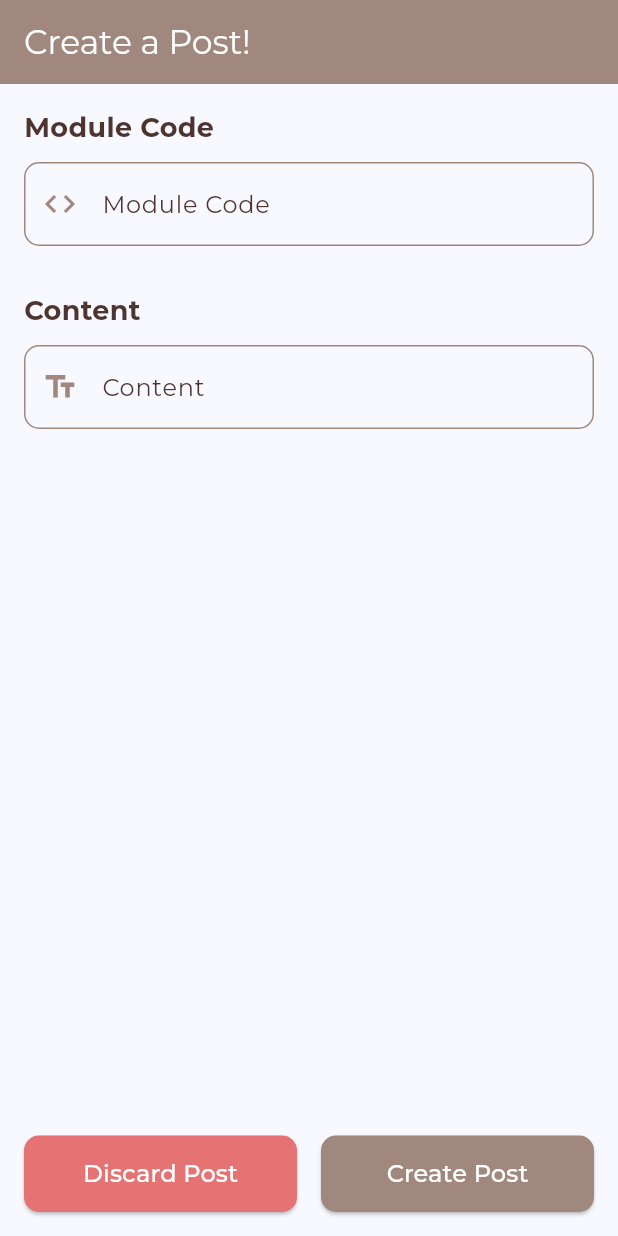
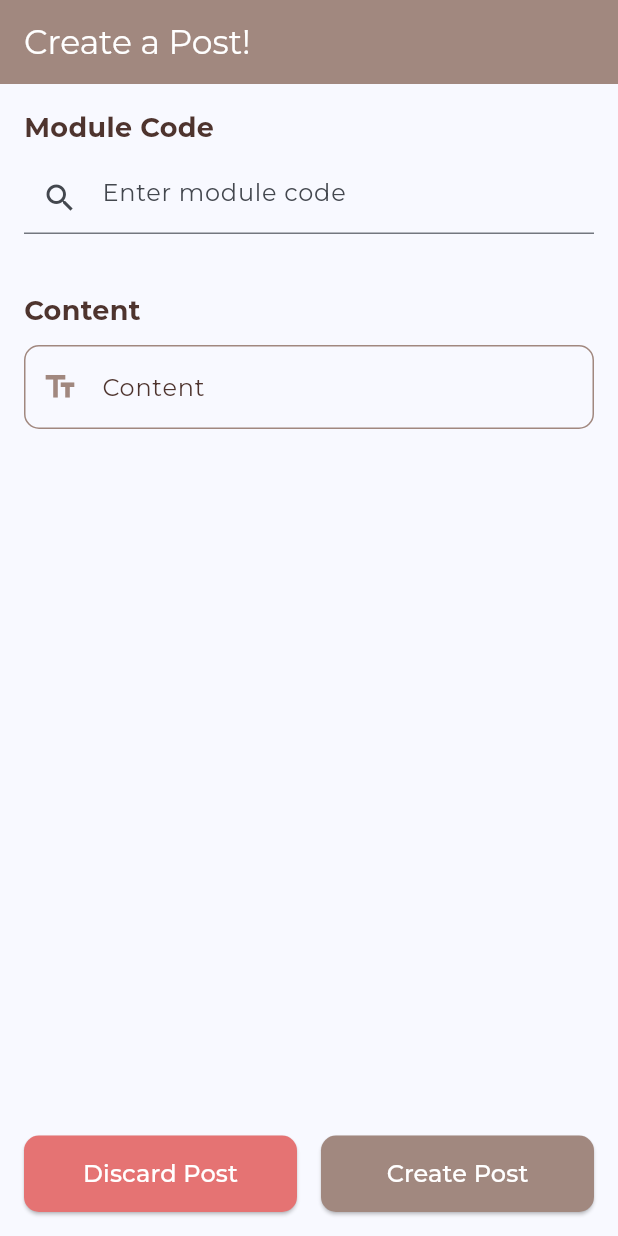
Before and after one commit to chanjunlin/brainSync, a Flutter app: the PostsPage screen opened by its route, on a phone screen of 412 x 824 dp. Run offline on Flutter 3.47's test engine with Material 3 defaults, Android fonts, the phone set to English and light mode, and no system bars; our stand-ins replace cloud_firestore, curved_navigation_bar, dash_chat_2, delightful_toast, firebase_auth, firebase_core and 7 more; missing offline and left inert: badword_guard; accounts and stored records are empty; network calls fail.

Commit message:
modified the title function in the post creation page

```diff
--- /dev/null
+++ b/lib/common_widgets/seach_bar_2.dart
@@ -0,0 +1,95 @@
+import 'package:flutter/material.dart';
+
+import '../model/module.dart';
+
+class CustomSearchBar extends StatefulWidget {
+  final TextEditingController controller;
+  final Function(String) onChanged;
+  final Function(String) onSuggestionSelected;
+  final List<Module> suggestions;
+
+  const CustomSearchBar({
+    super.key,
+    required this.controller,
+    required this.onChanged,
+    required this.onSuggestionSelected,
+    required this.suggestions,
+  });
+
+  @override
+  _CustomSearchBarState createState() => _CustomSearchBarState();
+}
+
+class _CustomSearchBarState extends State<CustomSearchBar> {
+  bool showSuggestions = false;
+  late FocusNode _focusNode;
+
+  @override
+  void initState() {
+    super.initState();
+    _focusNode = FocusNode();
+    _focusNode.addListener(() {
+      setState(() {
+        showSuggestions = _focusNode.hasFocus;
+      });
+    });
+  }
+
+  @override
+  void dispose() {
+    _focusNode.dispose();
+    super.dispose();
+  }
+
+  @override
+  Widget build(BuildContext context) {
+    return Column(
+      crossAxisAlignment: CrossAxisAlignment.start,
+      children: [
+        TextFormField(
+          controller: widget.controller,
+          focusNode: _focusNode,
+          onChanged: widget.onChanged,
+          onTap: () {
+            setState(() {
+              showSuggestions = true;
+            });
+          },
+          decoration: const InputDecoration(
+            hintText: 'Enter module code',
+            prefixIcon: Icon(Icons.search),
+          ),
+        ),
+        const SizedBox(height: 8.0),
+        if (showSuggestions && widget.suggestions.isNotEmpty)
+          Container(
+            height: 200,
+            padding:
+                const EdgeInsets.symmetric(vertical: 4.0, horizontal: 12.0),
+            decoration: BoxDecoration(
+              color: Colors.grey[200],
+              borderRadius: BorderRadius.circular(8.0),
+            ),
+            child: ListView.builder(
+              shrinkWrap: true,
+              itemCount:
+                  widget.suggestions.length > 5 ? 5 : widget.suggestions.length,
+              itemBuilder: (context, index) {
+                return ListTile(
+                  title: Text(widget.suggestions[index].code),
+                  onTap: () {
+                    widget.controller.text = widget.suggestions[index].code;
+                    widget.onChanged(widget.controller.text);
+                    widget.onSuggestionSelected(widget.controller.text);
+                    setState(() {
+                      showSuggestions = false;
+                    });
+                  },
+                );
+              },
+            ),
+          ),
+      ],
+    );
+  }
+}
--- a/lib/main.dart
+++ b/lib/main.dart
@@ -1,6 +1,5 @@
 import 'dart:async';
 
-import 'package:brainsync/firebase_api.dart';
 import 'package:brainsync/firebase_options.dart';
 import 'package:brainsync/services/alert_service.dart';
 import 'package:brainsync/services/auth_service.dart';
@@ -17,7 +16,6 @@ const String academicYear = "2023-2024";
 
 Future<void> main() async {
   await setup();
-  await FirebaseApi().initNotifications();
   runApp(MyApp());
 }
 
--- a/lib/pages/Posts/bookmarked_posts.dart
+++ b/lib/pages/Posts/bookmarked_posts.dart
@@ -100,14 +100,15 @@ class _BookmarkedPostsState extends State<BookmarkedPosts> {
                 mainAxisAlignment: MainAxisAlignment.center,
                 crossAxisAlignment: CrossAxisAlignment.center,
                 children: [
-                  Image.asset("assets/img/brain.png"),
+                  Image.asset("assets/img/thinking_brain.png"),
+                  const SizedBox(height: 16),
                   Text(
                     'No bookmarked posts',
                     style: TextStyle(
+                      fontSize: 20,
                       color: Colors.brown[700],
                     ),
                   ),
-                  const SizedBox(width: 60),
                 ],
               ),
             );
--- a/lib/pages/Posts/post.dart
+++ b/lib/pages/Posts/post.dart
@@ -1,8 +1,8 @@
 import 'dart:async';
-import 'dart:core';
 
 import 'package:badword_guard/badword_guard.dart';
 import 'package:brainsync/common_widgets/dialog.dart';
+import 'package:brainsync/common_widgets/seach_bar_2.dart';
 import 'package:brainsync/model/module.dart';
 import 'package:brainsync/model/post.dart';
 import 'package:brainsync/services/alert_service.dart';
@@ -24,17 +24,15 @@ class PostsPage extends StatefulWidget {
 
 class _PostsPageState extends State<PostsPage> {
   String? userProfilePfp, name;
-  final TextEditingController _titleController = TextEditingController();
-  final TextEditingController _contentController = TextEditingController();
+  final TextEditingController titleController = TextEditingController();
+  final TextEditingController contentController = TextEditingController();
   final _formKey = GlobalKey<FormState>();
   final GetIt _getIt = GetIt.instance;
   final LanguageChecker _checker = LanguageChecker();
-
   late AlertService _alertService;
   late AuthService _authService;
   late DatabaseService _databaseService;
   late NavigationService _navigationService;
-
   late Future<List<Module>> futureModules;
   List<Module> filteredModules = [];
   Timer? _debounce;
@@ -47,31 +45,30 @@ class _PostsPageState extends State<PostsPage> {
     _databaseService = _getIt.get<DatabaseService>();
     _navigationService = _getIt.get<NavigationService>();
     futureModules = ApiService.fetchModules();
-    _titleController.addListener(onTitleChanged);
+    titleController.addListener(() {
+      setState(() {});
+    });
   }
 
   @override
   void dispose() {
     _debounce?.cancel();
-    _titleController.dispose();
-    _contentController.dispose();
+    titleController.dispose();
+    contentController.dispose();
     super.dispose();
-  }
-
-  void onTitleChanged() {
-    if (_debounce?.isActive ?? false) _debounce!.cancel();
-    _debounce = Timer(const Duration(milliseconds: 300), () {
-      filterModules(_titleController.text);
-    });
   }
 
   void filterModules(String query) async {
     final modules = await futureModules;
     setState(() {
+      if (query.isEmpty) {
+        filteredModules = modules;
+      } else {
         filteredModules = modules
             .where((module) =>
-              module.code.toLowerCase().startsWith(query.toLowerCase()))
+                module.code.toLowerCase().contains(query.toLowerCase()))
             .toList();
+      }
     });
   }
 
@@ -79,9 +76,29 @@ class _PostsPageState extends State<PostsPage> {
     return filteredModules.any((module) => module.code == title);
   }
 
+  void clearSearch() {
+    titleController.clear();
+  }
+
+  void handleSuggestionSelected(String suggestion) {
+    setState(() {
+      titleController.text = suggestion;
+      filteredModules.clear();
+    });
+  }
+
   Future<void> createPost() async {
     if (_formKey.currentState!.validate()) {
-      String content = _contentController.text;
+      String title = titleController.text.trim();
+      if (!isValidModuleCode(title)) {
+        _alertService.showToast(
+          text: "Invalid module code!",
+          icon: Icons.error,
+        );
+        return;
+      }
+
+      String content = contentController.text;
       if (_checker.containsBadLanguage(content)) {
         _alertService.showToast(
           text: "Post contains inappropriate content!",
@@ -89,18 +106,19 @@ class _PostsPageState extends State<PostsPage> {
         );
         return;
       }
+
       String filteredContent = _checker.filterBadWords(content);
       await _databaseService.createNewPost(
         post: Post(
           authorName: _authService.currentUser!.uid,
           content: filteredContent,
-          title: _titleController.text,
+          title: title,
           timestamp: Timestamp.now(),
         ),
       );
 
-      _titleController.clear();
-      _contentController.clear();
+      titleController.clear();
+      contentController.clear();
       _alertService.showToast(
         text: "Post created successfully!",
         icon: Icons.check,
@@ -161,40 +179,6 @@ class _PostsPageState extends State<PostsPage> {
     );
   }
 
-  Widget buildSuggestionList() {
-    final currentText = _titleController.text.trim();
-    if (currentText.isEmpty || isValidModuleCode(currentText)) {
-      return Container();
-    }
-    final List<Module> visibleModules = filteredModules.take(3).toList();
-    return Positioned(
-      top: 107,
-      left: 16,
-      right: 16,
-      child: Container(
-        decoration: BoxDecoration(
-          border: Border.all(color: Colors.brown[300]!),
-          borderRadius: BorderRadius.circular(10),
-          color: const Color(0xFFF8F9FF),
-        ),
-        child: Column(
-          mainAxisSize: MainAxisSize.min,
-          children: visibleModules.map((module) {
-            return ListTile(
-              title: Text(module.code),
-              onTap: () {
-                setState(() {
-                  _titleController.text = module.code;
-                  filteredModules.clear();
-                });
-              },
-            );
-          }).toList(),
-        ),
-      ),
-    );
-  }
-
   @override
   Widget build(BuildContext context) {
     return Scaffold(
@@ -209,9 +193,7 @@ class _PostsPageState extends State<PostsPage> {
         backgroundColor: Colors.brown[300],
         elevation: 0,
       ),
-      body: Stack(
-        children: [
-          Padding(
+      body: Padding(
         padding: const EdgeInsets.all(16.0),
         child: Form(
           key: _formKey,
@@ -227,40 +209,13 @@ class _PostsPageState extends State<PostsPage> {
                 ),
               ),
               const SizedBox(height: 10),
-                  TextFormField(
-                    controller: _titleController,
-                    decoration: InputDecoration(
-                      labelText: 'Module Code',
-                      labelStyle: TextStyle(
-                        color: Colors.brown[800],
-                      ),
-                      prefixIcon: Icon(
-                        Icons.code,
-                        color: Colors.brown[300],
-                      ),
-                      focusColor: Colors.brown[300],
-                      enabledBorder: OutlineInputBorder(
-                        borderSide: BorderSide(color: Colors.brown[300]!),
-                        borderRadius: BorderRadius.circular(10),
-                      ),
-                      focusedBorder: OutlineInputBorder(
-                        borderSide: BorderSide(color: Colors.brown[300]!),
-                        borderRadius: BorderRadius.circular(10),
-                      ),
-                      border: OutlineInputBorder(
-                        borderSide: BorderSide(color: Colors.brown[300]!),
-                        borderRadius: BorderRadius.circular(10),
-                      ),
-                    ),
-                    style: const TextStyle(fontSize: 16.0),
-                    validator: (value) {
-                      if (value == null || value.isEmpty) {
-                        return 'Please enter a module code';
-                      } else if (!isValidModuleCode(value)) {
-                        return 'Invalid module code';
-                      }
-                      return null;
+              CustomSearchBar(
+                controller: titleController,
+                onChanged: (value) {
+                  filterModules(value);
                 },
+                suggestions: filteredModules,
+                onSuggestionSelected: handleSuggestionSelected,
               ),
               const SizedBox(height: 30),
               Text(
@@ -274,7 +229,7 @@ class _PostsPageState extends State<PostsPage> {
               const SizedBox(height: 10),
               TextFormField(
                 cursorColor: Colors.brown[300],
-                    controller: _contentController,
+                controller: contentController,
                 decoration: InputDecoration(
                   labelText: 'Content',
                   labelStyle: TextStyle(
@@ -329,9 +284,6 @@ class _PostsPageState extends State<PostsPage> {
           ),
         ),
       ),
-          buildSuggestionList(),
-        ],
-      ),
     );
   }
 }
--- a/lib/pages/notifications.dart
+++ b/lib/pages/notifications.dart
@@ -76,6 +76,7 @@ class _NotificationsState extends State<Notifications> {
           crossAxisAlignment: CrossAxisAlignment.center,
           children: [
             Image.asset("assets/img/happy_brain.png"),
+            const SizedBox(height: 16),
             Text(
               'No notifications',
               style: TextStyle(
--- a/pubspec.yaml
+++ b/pubspec.yaml
@@ -98,6 +98,9 @@ flutter:
     - assets/img/meditating_brain.png
     - assets/img/happy_brain.png
     - assets/img/magnifying_glass_brain.png
+    - assets/img/thinking_brain.png
+    - assets/img/sad_brain.png
+
 
 
 
```
Also changed, not shown: lib/firebase_api.dart (deleted, +0 -46 lines), lib/pages/Chats/friends_chat.dart (+7 -10 lines), lib/pages/Profile/show_my_friends.dart (+20 -2 lines), assets/img/sad_brain.png (added), assets/img/thinking_brain.png (added), pubspec.lock. Lines whose indentation alone changed are shown as unchanged.
